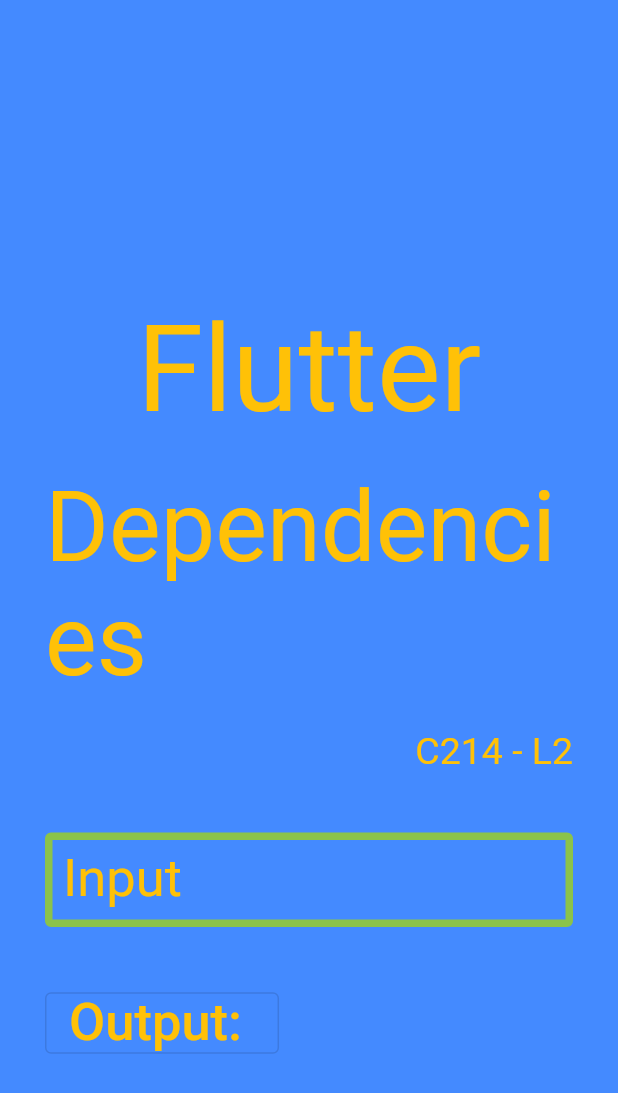
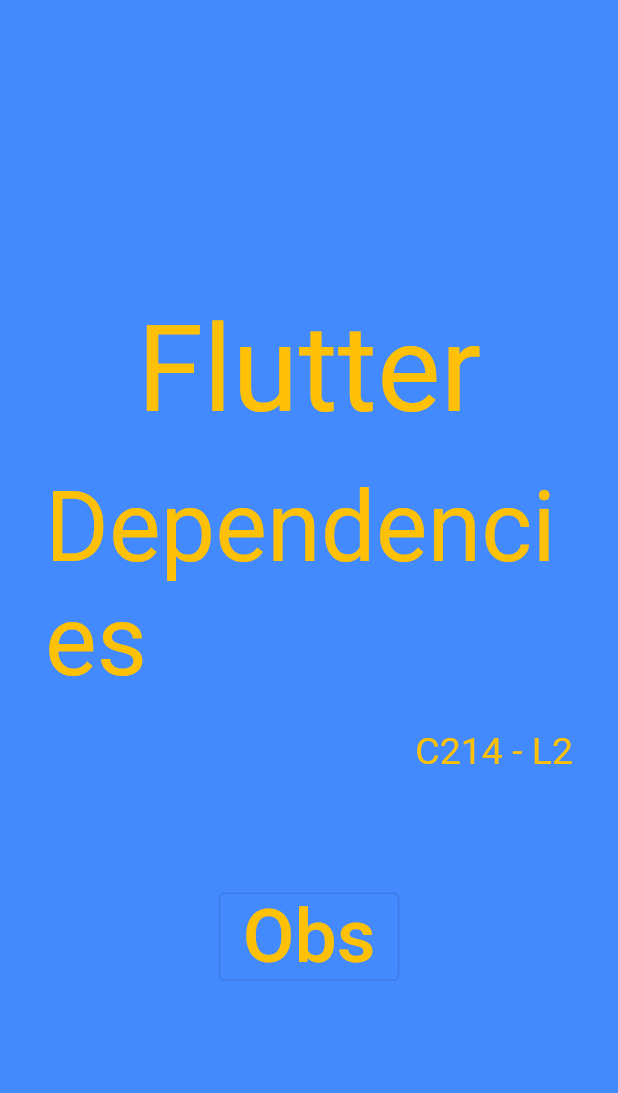
Before and after one commit to wesley-marcos/C214_LAB_atividade, a Flutter app: the screen it shows after launch, on a phone screen of 412 x 824 dp. Shown: the top 1093 px of the screen. Run offline on Flutter 3.47's test engine with Material 2 defaults, Android fonts, the phone set to English and light mode, and no system bars; our stand-ins replace google_fonts; Roboto replaces fonts that are missing (Aladin).

Commit message:
Troca de input para botton

```diff
--- a/lib/Home.dart
+++ b/lib/Home.dart
@@ -11,9 +11,6 @@
 }
 
 class _HomeState extends State<Home> {
-
-  late final _controller = TextEditingController();
-  String text = '';
 
   @override
   Widget build(BuildContext context) {
@@ -75,53 +72,19 @@
 
             const SizedBox(
               width: 20,
-              height: 40,
+              height: 80,
             ),
 
-            TextFormField(
-              onChanged: (String string){
-                setState(() {
-                  text = string;
-                });
-              },
-              controller: _controller,
-              keyboardType: TextInputType.phone,
-              decoration: InputDecoration(
-                enabledBorder: OutlineInputBorder(
-                    borderSide: BorderSide(
-                        color: Colors.lightGreen,
-                        width: 5.0
-                    )
-                ),
-                border: OutlineInputBorder(
-                    borderRadius: BorderRadius.circular(8.0)
-                ),
-                labelText: "Input",
-                labelStyle: TextStyle(
-                    color: Colors.amber,
-                    fontWeight: FontWeight.w400,
-                    fontSize: 35),
-              ),
-              style: GoogleFonts.aladin(
-                  fontSize: 20,
-                  color: Colors.amber
-              ),
-            ),
-
-            const SizedBox(
-              width: 20,
-              height: 40,
-            ),
-
-            //Coments rep2dadfdEFEW
             Container(
-              alignment: Alignment.centerLeft,
+              alignment: Alignment.center,
               child: OutlinedButton(
-                onPressed: (){},
+                onPressed: (){
+                  aviso(context);
+                },
                 child: Text(
-                  "Output: ${_controller.text}",
+                  "Obs",
                   style: GoogleFonts.aladin(
-                      fontSize: 35,
+                      fontSize: 50,
                       color: Colors.amber
                   ),
                 ),
@@ -133,3 +96,40 @@
     );
   }
 }
+
+void aviso(BuildContext context) {
+  var alertDialog = const AlertDialog(
+    title: const Text("Uma mensagem foi enviada com sucesso"),
+  );
+
+  showDialog(
+      context: context,
+      builder: (BuildContext context) {
+        Future.delayed(const Duration(seconds: 2), () {});
+
+        return Dialog(
+          backgroundColor: Colors.blueAccent,
+          shape:
+          RoundedRectangleBorder(borderRadius: BorderRadius.circular(20.0)),
+          insetAnimationDuration: const Duration(seconds: 1),
+          child: Container(
+            height: 200.0,
+            child: Padding(
+              padding: const EdgeInsets.all(25.0),
+              child: Column(
+                crossAxisAlignment: CrossAxisAlignment.center,
+                mainAxisAlignment: MainAxisAlignment.center,
+                children: <Widget>[
+                  Text('Atividade Git Parte 2   :)',
+                      style: GoogleFonts.notoSans(
+                        color: Colors.white,
+                        fontSize: 20,
+                        fontWeight: FontWeight.w600,
+                      )),
+                ],
+              ),
+            ),
+          ),
+        );
+      });
+}
```
